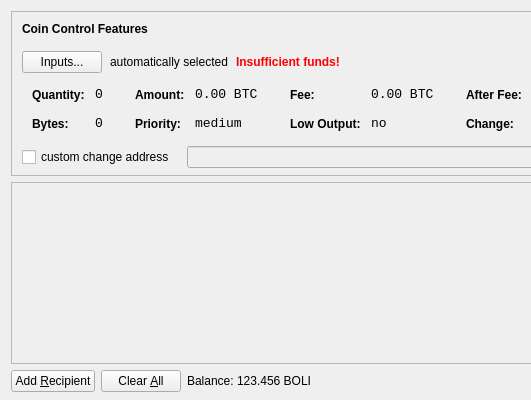
Old version of the form src/qt/forms/sendcoinsdialog.ui in the repository BOLI-Project/BolivarCoin; both pictures show x 0 to 531 and y 0 to 400 of the 850 by 400 pixel window.
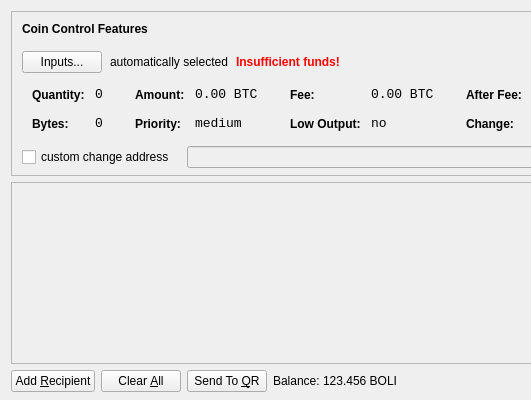
New version of the form. Icons and pictures are not drawn.

```diff
--- a/src/qt/forms/sendcoinsdialog.ui
+++ b/src/qt/forms/sendcoinsdialog.ui
@@ -702,6 +702,17 @@
        </property>
       </widget>
      </item>
+     <item>
+      <widget class="QPushButton" name="sendQRButton">
+       <property name="text">
+        <string>Send To &amp;QR</string>
+       </property>
+       <property name="icon">
+        <iconset resource="../bitcoin.qrc">
+         <normaloff>:/icons/qrcode</normaloff>:/icons/qrcode</iconset>
+       </property>
+      </widget>
+     </item>
      <item>
       <layout class="QHBoxLayout" name="horizontalLayout_2">
        <property name="spacing">
```
Left out of the diff: 28 changed lines with no effect on the pictures.
